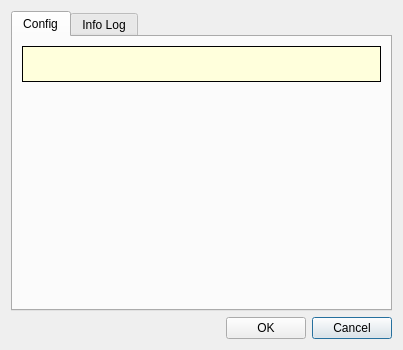
ibergis/ibergis_qgis_plugin, file core/ui/toolbars/utilities/create_mesh.ui: the form before one commit.
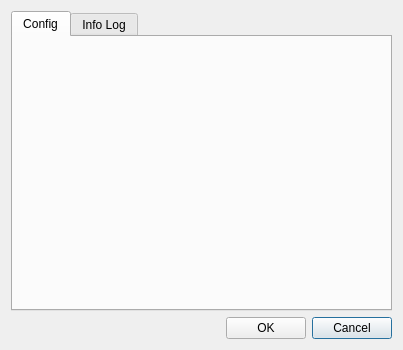
The form after the commit.

Commit message: Check cellsize in ground inside the thread

The edit to the form file:
```diff
--- a/core/ui/toolbars/utilities/create_mesh.ui
+++ b/core/ui/toolbars/utilities/create_mesh.ui
@@ -65,7 +65,7 @@
        <string>Config</string>
       </attribute>
       <layout class="QGridLayout" name="gridLayout_4">
-       <item row="3" column="0">
+       <item row="2" column="0">
         <spacer name="verticalSpacer">
          <property name="orientation">
           <enum>Qt::Vertical</enum>
@@ -78,26 +78,6 @@
          </property>
         </spacer>
        </item>
-       <item row="0" column="0">
-        <widget class="QLabel" name="lbl_warnings">
-         <property name="styleSheet">
-          <string notr="true">background-color: rgb(255, 255, 220);
-padding: 10px;</string>
-         </property>
-         <property name="frameShape">
-          <enum>QFrame::Box</enum>
-         </property>
-         <property name="text">
-          <string/>
-         </property>
-         <property name="textFormat">
-          <enum>Qt::MarkdownText</enum>
-         </property>
-         <property name="wordWrap">
-          <bool>true</bool>
-         </property>
-        </widget>
-       </item>
       </layout>
      </widget>
      <widget class="QWidget" name="tab_infolog">
```
The commit also changes 2 other files.
